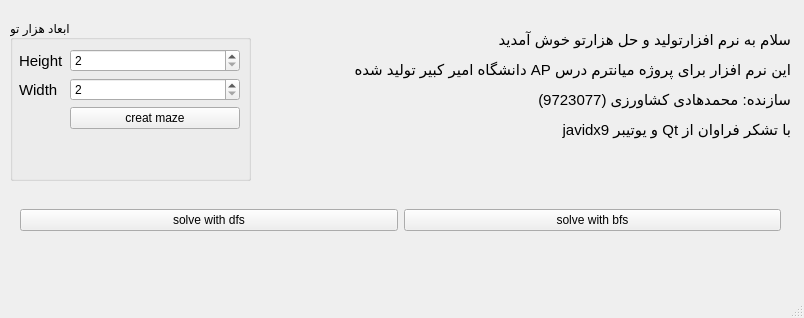
The window that mainform.ui (mohake-keshavarzi/Mohammad-Hadi-Keshavarzi) describes before a commit, drawn with Qt 5.
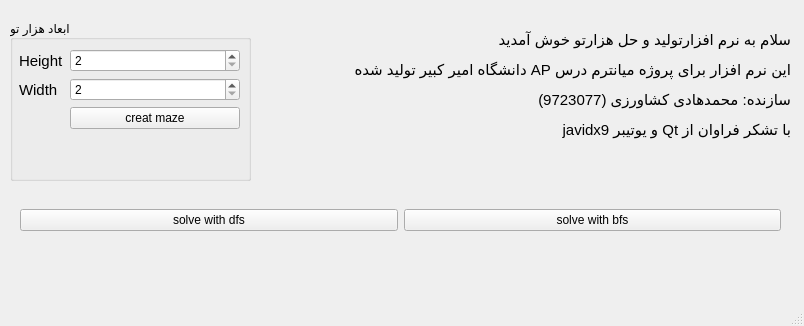
The same window after the commit.

What changed in the file:
```diff
--- a/mainform.ui
+++ b/mainform.ui
@@ -10,7 +10,7 @@
     <x>0</x>
     <y>0</y>
     <width>804</width>
-    <height>318</height>
+    <height>326</height>
    </rect>
   </property>
   <property name="windowTitle">
```
